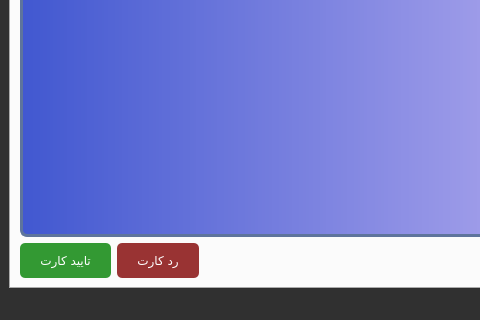
Old version of the form adminpanel.ui in the repository iliya-slpr/ap_project; both pictures show x 0 to 480 and y 310 to 630 of the 1010 by 630 pixel window.
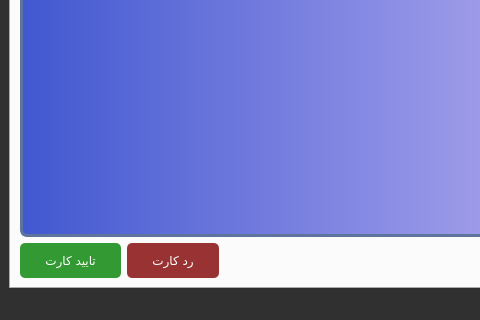
New version of the form. The open tabs and pages were chosen to show the change. Icons and pictures are not drawn.

```diff
--- a/adminpanel.ui
+++ b/adminpanel.ui
@@ -1127,7 +1127,7 @@
              <cursorShape>PointingHandCursor</cursorShape>
             </property>
             <property name="styleSheet">
-             <string notr="true">QPushButton {background-color:#933; border-radius: 5px; color: white; padding:10px 20px 10px 20px;}
+             <string notr="true">QPushButton {background-color:#933; border-radius: 5px; color: white; padding:10px 25px 10px 25px;}
 QPushButton:hover
 {
   background-color:#a44;
@@ -1151,7 +1151,7 @@
              <cursorShape>PointingHandCursor</cursorShape>
             </property>
             <property name="styleSheet">
-             <string notr="true">QPushButton {background-color:#393; border-radius: 5px; color: white; padding:10px 20px 10px 20px;}
+             <string notr="true">QPushButton {background-color:#393; border-radius: 5px; color: white; padding:10px 25px 10px 25px;}
 QPushButton:hover
 {
   background-color:#4a4;
```
Left out of the diff: 16 changed lines with no effect on the pictures.
